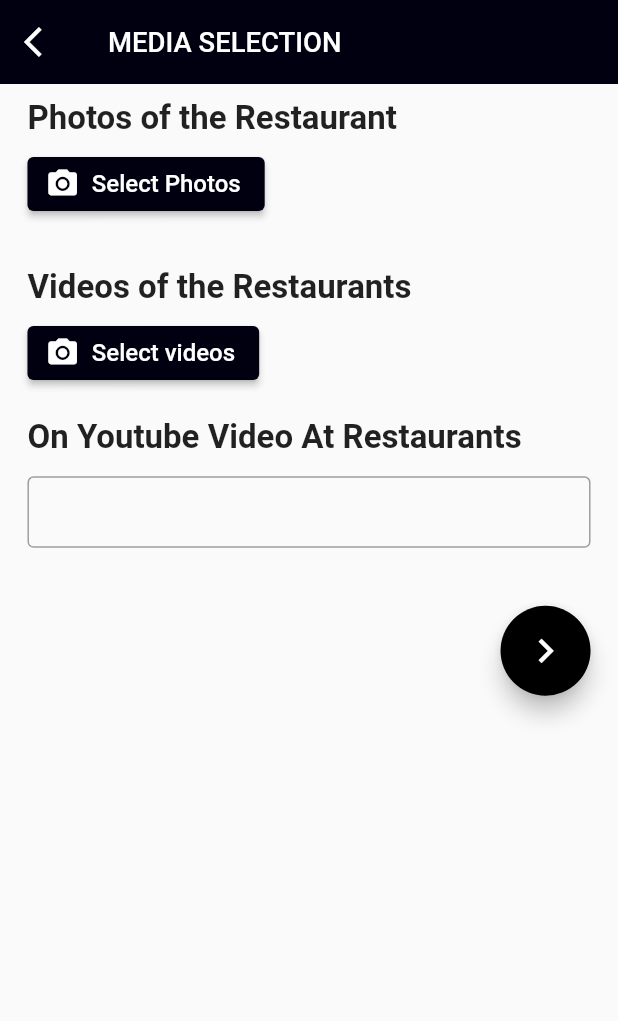
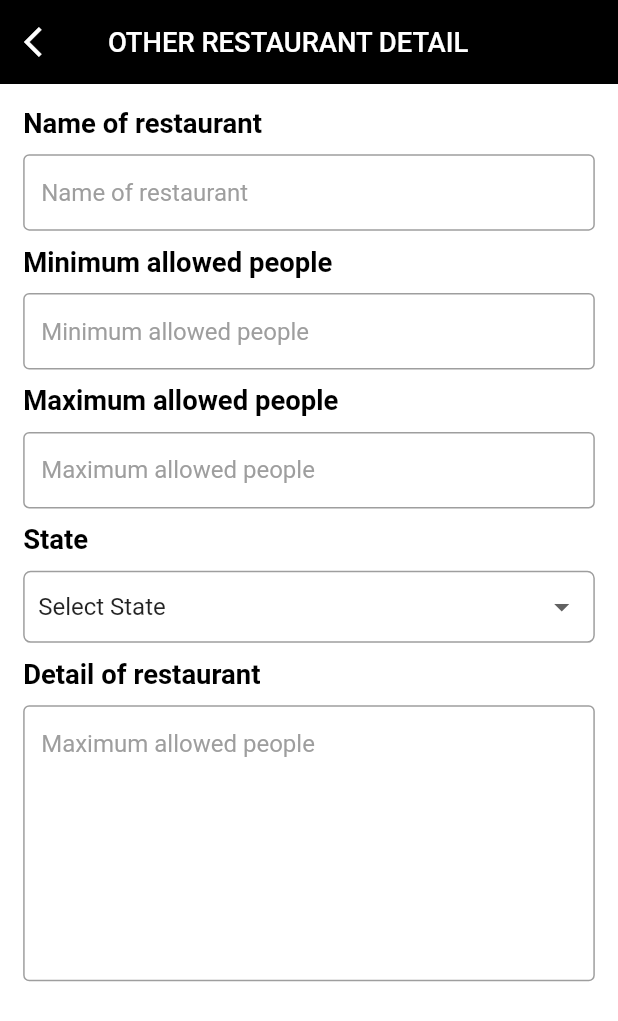
Before and after one commit to shahbhaktidevkrushna/MyDasma, a Flutter app: the MediaSelection screen opened directly, after a tap on the "navigate next" icon, on a phone screen of 412 x 824 dp. Shown: the top 1021 px of the screen. Run offline on Flutter 3.47's test engine with Material 2 defaults, Android fonts, the phone set to English and light mode, and no system bars; our stand-ins replace easy_localization, file_picker, flick_video_player, flutter_platform_widgets, flutter_rating_bar, flutter_screenutil and 11 more; missing offline and left inert: select_dialog, video_thumbnail, video_viewer; accounts and stored records are empty.

Commit message:
Add common text field and implement in screens

```diff
--- /dev/null
+++ b/my_dasma/lib/extras/commonWidgets/CommonBusinessTextField.dart
@@ -0,0 +1,49 @@
+import 'package:flutter/cupertino.dart';
+import 'package:flutter/material.dart';
+import 'package:flutter_screenutil/flutter_screenutil.dart';
+
+class CommonBusinessTextField extends StatelessWidget
+{
+   BuildContext context;
+   String hintText;
+   int maxLine;
+   final Function()? onTap;
+
+
+   CommonBusinessTextField({
+    required this.context,
+     required this.hintText,
+     required this.maxLine,
+     this.onTap,
+
+  });
+
+  @override
+  Widget build(BuildContext context) {
+
+    return Container(
+
+      child: TextField(
+        style: TextStyle(
+            fontSize: 14.sp,
+
+            color: Colors.black
+        ),
+        maxLines: maxLine,
+        decoration: new InputDecoration(
+            focusedBorder: OutlineInputBorder(
+              borderSide: BorderSide(color: Colors.black, width: 5.0),
+            ),
+            enabledBorder: OutlineInputBorder(
+              borderSide: BorderSide(color: Colors.grey, width: 1.0),
+            ),
+            hintText: hintText,
+            isDense: true,
+
+            hintStyle: TextStyle(color: Colors.grey,fontSize: 14.sp,fontWeight: FontWeight.normal)
+        ),
+      ),
+    );
+  }
+
+}
--- a/my_dasma/lib/ui/AddRestaurant1.dart
+++ b/my_dasma/lib/ui/AddRestaurant1.dart
@@ -8,6 +8,7 @@ import 'package:flutter_platform_widgets/flutter_platform_widgets.dart';
 import 'package:flutter_zoom_drawer/flutter_zoom_drawer.dart';
 import 'package:my_dasma/extras/commonWidgets/CommonAppbar.dart';
 import 'package:my_dasma/extras/commonWidgets/CommonBusinessButton.dart';
+import 'package:my_dasma/extras/commonWidgets/CommonBusinessTextField.dart';
 import 'package:my_dasma/extras/constants/AppColor.dart';
 import 'package:my_dasma/extras/constants/AppImages.dart';
 import 'package:my_dasma/extras/constants/StringConstant.dart';
@@ -131,20 +132,8 @@ class _AddRestaurantScreen1State extends State<AddRestaurantScreen1> {
                     SizedBox(height: 12.h,),
                     Text("Location",style: TextStyle(fontSize: 16.sp,color: Colors.black,fontWeight: FontWeight.bold),),
                     SizedBox(height: 12.h,),
-                   Container(
-                    height: 37.h,
-                    child: TextField(
-                      decoration: new InputDecoration(
-                        focusedBorder: OutlineInputBorder(
-                          borderSide: BorderSide(color: Colors.greenAccent, width: 5.0),
-                        ),
-                        enabledBorder: OutlineInputBorder(
-                          borderSide: BorderSide(color: Colors.grey, width: 1.0),
-                        ),
-                        //hintText: 'Mobile Number',
-                      ),
-                    ),
-                  ),
+                    CommonBusinessTextField(context: context, hintText: "Location", maxLine: 2),
+
                     SizedBox(height: 30.h,),
 
                     Align(
--- /dev/null
+++ b/my_dasma/lib/ui/AddRestaurantMainDetail.dart
@@ -0,0 +1,142 @@
+import 'dart:io';
+import 'dart:math' show pi;
+import 'package:easy_localization/easy_localization.dart';
+import 'package:flutter/cupertino.dart';
+import 'package:flutter/foundation.dart';
+import 'package:flutter/material.dart';
+import 'package:flutter_platform_widgets/flutter_platform_widgets.dart';
+import 'package:flutter_zoom_drawer/flutter_zoom_drawer.dart';
+import 'package:my_dasma/extras/commonWidgets/CommonAppbar.dart';
+import 'package:my_dasma/extras/commonWidgets/CommonBusinessButton.dart';
+import 'package:my_dasma/extras/commonWidgets/CommonBusinessTextField.dart';
+import 'package:my_dasma/extras/constants/AppColor.dart';
+import 'package:my_dasma/extras/constants/AppImages.dart';
+import 'package:my_dasma/extras/constants/StringConstant.dart';
+import 'package:my_dasma/ui/MediaSelection.dart';
+import 'package:provider/provider.dart';
+import 'UserDashboard.dart';
+import 'package:flutter_screenutil/flutter_screenutil.dart';
+
+
+class AddRestaurantMainScreen extends StatefulWidget {
+
+  @override
+  _AddRestaurantMainScreenState createState() => _AddRestaurantMainScreenState();
+}
+
+class _AddRestaurantMainScreenState extends State<AddRestaurantMainScreen> {
+  bool? valuefirst = false;
+  bool? valuesecond = false;
+
+
+  @override
+  Widget build(BuildContext context) {
+    final _currentPage =
+        context.select<MenuProvider, int>((provider) => provider.currentPage);
+    return SafeArea(
+      child: Scaffold(
+        backgroundColor: Colors.white,
+        appBar: CommonAppBar(
+          appBar: AppBar(),
+          title: "Other Restaurant Detail",
+          AppBarBackground:Colors.black,
+          isLeading: true,
+          // isDrawer: true,
+          textColor: Colors.white,
+
+        ),
+          body: Container(
+
+            child: SingleChildScrollView(
+              child: Padding(
+                padding: EdgeInsets.all(12.h),
+                child: Column(
+                  crossAxisAlignment: CrossAxisAlignment.start,
+                  children: [
+                    Text("Name of restaurant",style: TextStyle(fontSize: 16.sp,color: Colors.black,fontWeight: FontWeight.bold),),
+                    SizedBox(height: 8.h,),
+                    CommonBusinessTextField(context: context, hintText: "Name of restaurant", maxLine:1 ),
+                    SizedBox(height: 8.h,),
+                    Text("Minimum allowed people",style: TextStyle(fontSize: 16.sp,color: Colors.black,fontWeight: FontWeight.bold),),
+                    SizedBox(height: 8.h,),
+                    CommonBusinessTextField(context: context, hintText: "Minimum allowed people", maxLine:1 ),
+                    SizedBox(height: 8.h,),
+                    Text("Maximum allowed people",style: TextStyle(fontSize: 16.sp,color: Colors.black,fontWeight: FontWeight.bold),),
+                    SizedBox(height: 8.h,),
+                    CommonBusinessTextField(context: context, hintText: "Maximum allowed people", maxLine:1 ),
+                    SizedBox(height: 8.h,),
+                    Text("State",style: TextStyle(fontSize: 16.sp,color: Colors.black,fontWeight: FontWeight.bold),),
+                    SizedBox(height: 8.h,),
+                    InputDecorator(
+                      decoration: InputDecoration(
+                        border: OutlineInputBorder(borderRadius: BorderRadius.circular(5.0)),
+                        contentPadding: EdgeInsets.all(10),
+                      ),
+                      child:DropdownButtonHideUnderline(
+                        child: DropdownButton<String>(
+                          value: "Select State",
+                          isDense: true,
+                          isExpanded: true,
+                          items: [
+                            DropdownMenuItem(child: Text("Select State"), value: "Select State"),
+                            DropdownMenuItem(child: Text("Inactive(Passive)"), value: "Inactive(Passive)"),
+                            DropdownMenuItem(child: Text("Accepted"), value: "Accepted"),
+                          ],
+                          onChanged: (newValue) {
+                            setState(() {
+                            });
+                          },
+                        ),
+                      ),),
+                    SizedBox(height: 8.h,),
+                    Text("Detail of restaurant",style: TextStyle(fontSize: 16.sp,color: Colors.black,fontWeight: FontWeight.bold),),
+                    SizedBox(height: 8.h,),
+                    CommonBusinessTextField(context: context, hintText: "Maximum allowed people", maxLine:8 ),
+                    SizedBox(height: 8.h,),
+
+
+
+                    // Align(
+                    //   alignment: Alignment. topRight,
+                    //   child: Container(
+                    //     height: 60.0,
+                    //     width: 60.0,
+                    //     child: FittedBox(
+                    //       child: FloatingActionButton(
+                    //         foregroundColor: Colors.white,
+                    //         backgroundColor: Colors.black,
+                    //         tooltip: 'Open New Page',
+                    //         onPressed: ()
+                    //             {
+                    //               Navigator.of(context).push(MaterialPageRoute(
+                    //                   builder: (context) => MediaSelection()));
+                    //             },
+                    //         child: new Icon(Icons.navigate_next,size: 30,),),
+                    //     ),
+                    //   ),
+                    // ),
+                    // Align(
+                    //   alignment: Alignment. topRight,
+                    //   child: CommonElevatedButton(
+                    //     lableText: "Next",
+                    //     context: context,
+                    //     ButtonBackground: Colors.black,
+                    //     onTap: ()
+                    //     {
+                    //       Navigator.of(context).push(MaterialPageRoute(
+                    //           builder: (context) => MediaSelection()));
+                    //     },
+                    //   ),
+                    // )
+
+
+                  ],
+                ),
+              ),
+            ),
+          ),
+
+      ),
+    );
+  }
+}
--- a/my_dasma/lib/ui/MediaSelection.dart
+++ b/my_dasma/lib/ui/MediaSelection.dart
@@ -4,9 +4,11 @@ import 'package:flutter/material.dart';
 import 'package:flutter/services.dart';
 import 'package:image_picker/image_picker.dart';
 import 'package:my_dasma/extras/commonWidgets/CommonAppbar.dart';
+import 'package:my_dasma/extras/commonWidgets/CommonBusinessTextField.dart';
 import 'package:my_dasma/extras/constants/AppColor.dart';
 import 'package:my_dasma/extras/constants/StringConstant.dart';
 import 'package:flutter_screenutil/flutter_screenutil.dart';
+import 'package:my_dasma/ui/AddRestaurantMainDetail.dart';
 import 'dart:io';
 import 'package:video_player/video_player.dart';
 import 'package:video_thumbnail/video_thumbnail.dart';
@@ -63,10 +65,7 @@ class _MediaSelectionState extends State<MediaSelection> {
             children: [
               Text(
                 txtPhotosOfTheRest,
-                style: TextStyle(
-                  fontSize: 22,
-                  fontWeight: FontWeight.bold,
-                ),
+                style: TextStyle(fontSize: 16.sp,color: Colors.black,fontWeight: FontWeight.bold)
               ),
               SizedBox(
                 height: 5.h,
@@ -142,10 +141,7 @@ class _MediaSelectionState extends State<MediaSelection> {
               ),
               Text(
                 txtRestaurantVideos,
-                style: TextStyle(
-                  fontSize: 22,
-                  fontWeight: FontWeight.bold,
-                ),
+                style: TextStyle(fontSize: 16.sp,color: Colors.black,fontWeight: FontWeight.bold)
               ),
               SizedBox(
                 height: 5.h,
@@ -218,28 +214,12 @@ class _MediaSelectionState extends State<MediaSelection> {
               ),
               Text(
                 "On Youtube Video At Restaurants",
-                style: TextStyle(
-                  fontSize: 22,
-                  fontWeight: FontWeight.bold,
-                ),
+                style: TextStyle(fontSize: 16.sp,color: Colors.black,fontWeight: FontWeight.bold)
               ),
               SizedBox(
                 height: 10.h,
               ),
-              Container(
-                height: 37.h,
-                child: TextField(
-                  decoration: new InputDecoration(
-                    focusedBorder: OutlineInputBorder(
-                      borderSide: BorderSide(color: Colors.black, width: 5.0),
-                    ),
-                    enabledBorder: OutlineInputBorder(
-                      borderSide: BorderSide(color: Colors.grey, width: 1.0),
-                    ),
-                    //hintText: 'Mobile Number',
-                  ),
-                ),
-              ),
+              CommonBusinessTextField(context: context, hintText: "Video Link", maxLine: 2),
               SizedBox(
                 height: 30.h,
               ),
@@ -249,7 +229,10 @@ class _MediaSelectionState extends State<MediaSelection> {
                   height: 60.0,
                   width: 60.0,
                   child: FittedBox(
-                    child: FloatingActionButton(onPressed: () {},
+                    child: FloatingActionButton(onPressed: () {
+                      Navigator.of(context).push(MaterialPageRoute(
+                          builder: (context) => AddRestaurantMainScreen()));
+                    },
                       foregroundColor: Colors.white,
                          backgroundColor: Colors.black,
                       tooltip: 'Open New Page',
```
